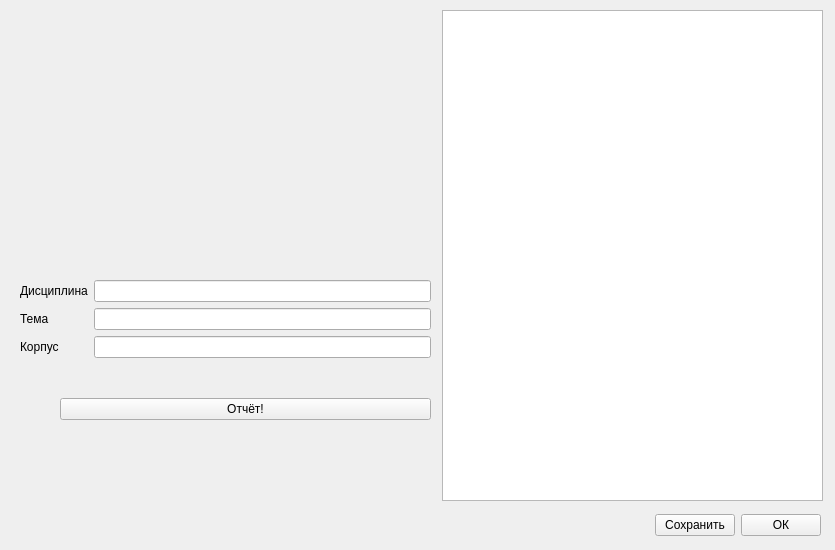
Above: report.ui from ploschka/CureSuch before the change. Below: the same form after it.
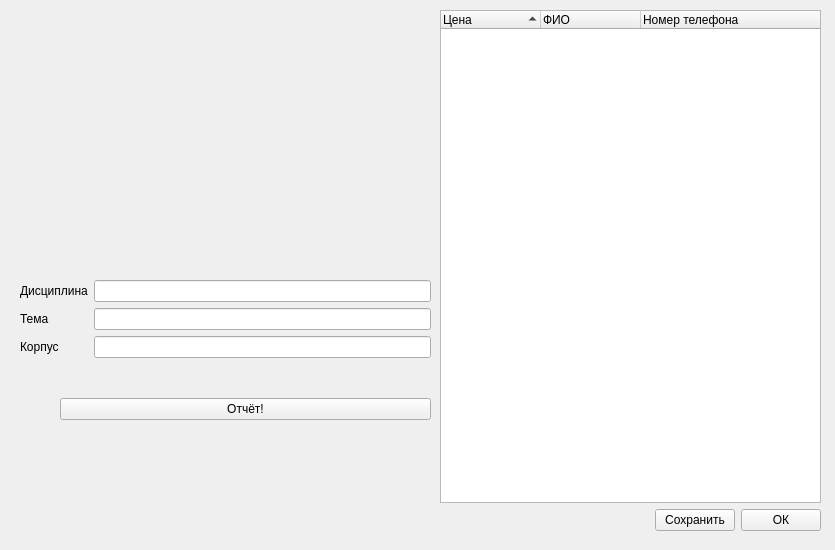
That is the form after the change.

Patch:
```diff
--- a/report.ui
+++ b/report.ui
@@ -22,16 +22,6 @@
   <property name="windowTitle">
    <string>Отчёт</string>
   </property>
-  <widget class="QListWidget" name="ReportList">
-   <property name="geometry">
-    <rect>
-     <x>442</x>
-     <y>10</y>
-     <width>381</width>
-     <height>491</height>
-    </rect>
-   </property>
-  </widget>
   <widget class="QWidget" name="verticalLayoutWidget">
    <property name="geometry">
     <rect>
@@ -105,15 +95,45 @@
     </item>
    </layout>
   </widget>
-  <widget class="QWidget" name="">
+  <widget class="QWidget" name="verticalLayoutWidget_2">
    <property name="geometry">
     <rect>
      <x>440</x>
-     <y>510</y>
+     <y>10</y>
      <width>381</width>
-     <height>31</height>
+     <height>521</height>
     </rect>
    </property>
+   <layout class="QVBoxLayout" name="verticalLayout_2">
+    <item>
+     <widget class="QTreeWidget" name="treeWidget">
+      <property name="sortingEnabled">
+       <bool>true</bool>
+      </property>
+      <property name="allColumnsShowFocus">
+       <bool>true</bool>
+      </property>
+      <attribute name="headerHighlightSections">
+       <bool>false</bool>
+      </attribute>
+      <column>
+       <property name="text">
+        <string>Цена</string>
+       </property>
+      </column>
+      <column>
+       <property name="text">
+        <string>ФИО</string>
+       </property>
+      </column>
+      <column>
+       <property name="text">
+        <string>Номер телефона</string>
+       </property>
+      </column>
+     </widget>
+    </item>
+    <item>
    <layout class="QHBoxLayout" name="horizontalLayout_2">
     <item>
      <spacer name="horizontalSpacer">
@@ -144,6 +164,8 @@
        <string>ОК</string>
       </property>
      </widget>
+      </item>
+     </layout>
     </item>
    </layout>
   </widget>
```
Left out of the diff: 18 changed lines with no effect on the pictures. Lines whose indentation alone changed are shown as unchanged.
